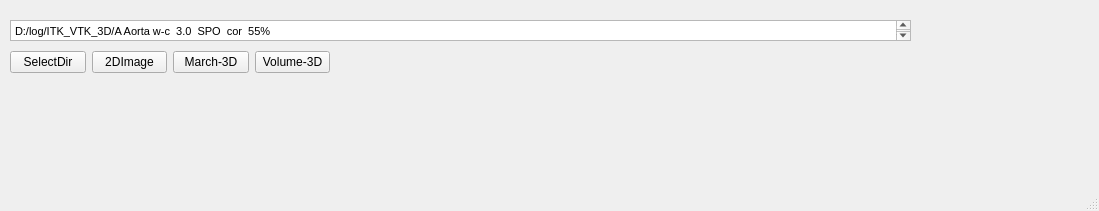
First picture: the form in Tools/TestITKImage3D/mainwindow.ui, repository zyq1569/HealthApp, before the edit.
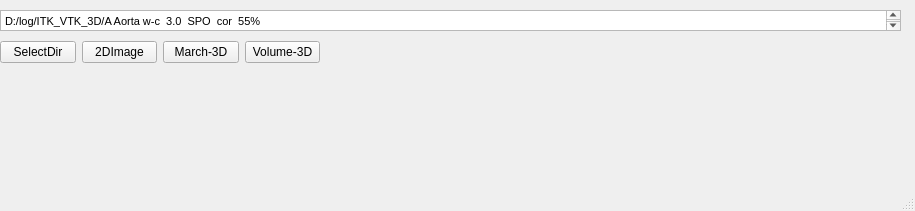
Second picture: the form after the edit.

Commit message: UI: fine-tune

```diff
--- a/Tools/TestITKImage3D/mainwindow.ui
+++ b/Tools/TestITKImage3D/mainwindow.ui
@@ -6,7 +6,7 @@
    <rect>
     <x>0</x>
     <y>0</y>
-    <width>1099</width>
+    <width>915</width>
     <height>211</height>
    </rect>
   </property>
@@ -17,8 +17,8 @@
    <widget class="QTextEdit" name="m_dcmDir">
     <property name="geometry">
      <rect>
-      <x>10</x>
-      <y>20</y>
+      <x>0</x>
+      <y>10</y>
       <width>901</width>
       <height>21</height>
      </rect>
@@ -34,8 +34,8 @@
    <widget class="QWidget" name="layoutWidget">
     <property name="geometry">
      <rect>
-      <x>10</x>
-      <y>50</y>
+      <x>0</x>
+      <y>40</y>
       <width>320</width>
       <height>25</height>
      </rect>
```
Left out of the diff: 10 changed lines with no effect on the pictures. The commit also changes 1 other file.
